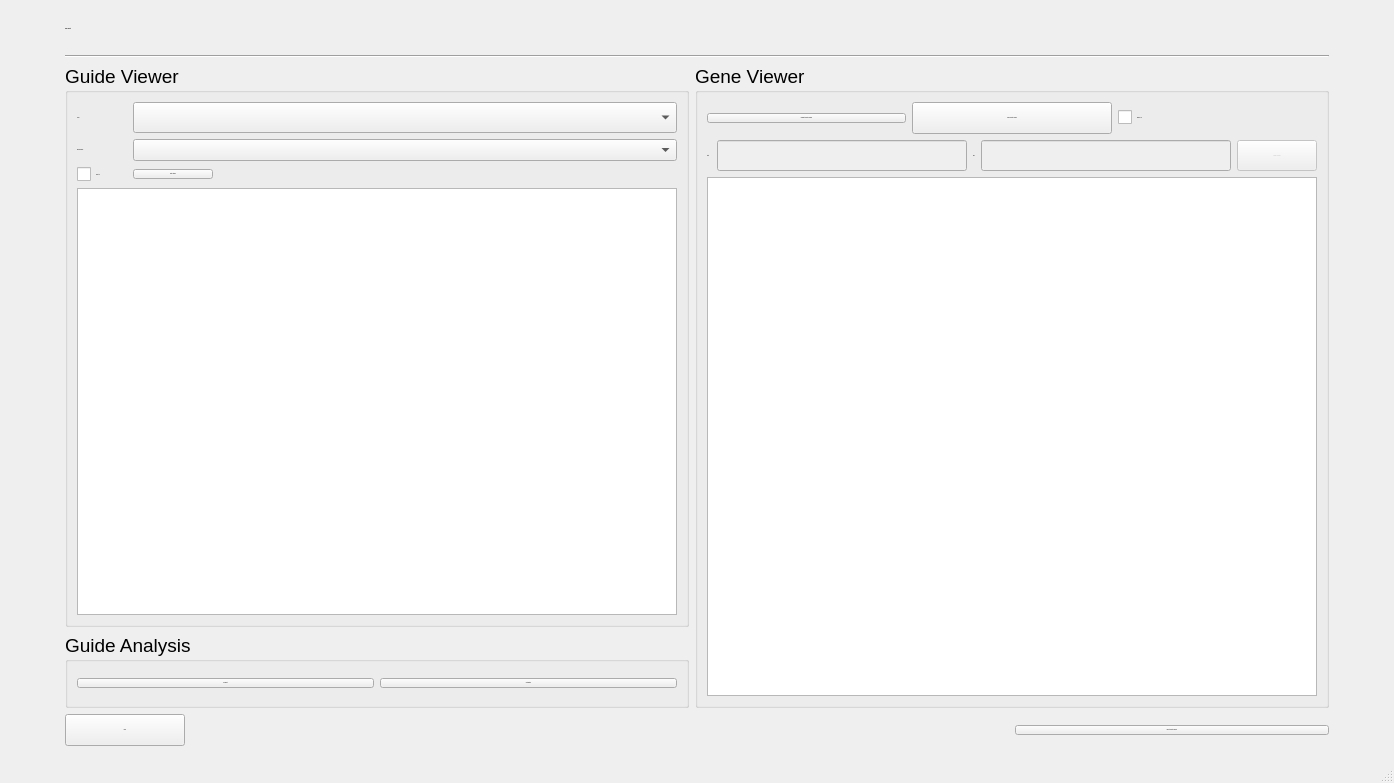
Qt form resultsWindow.ui (TrinhLab/CASPERapp) before a commit.
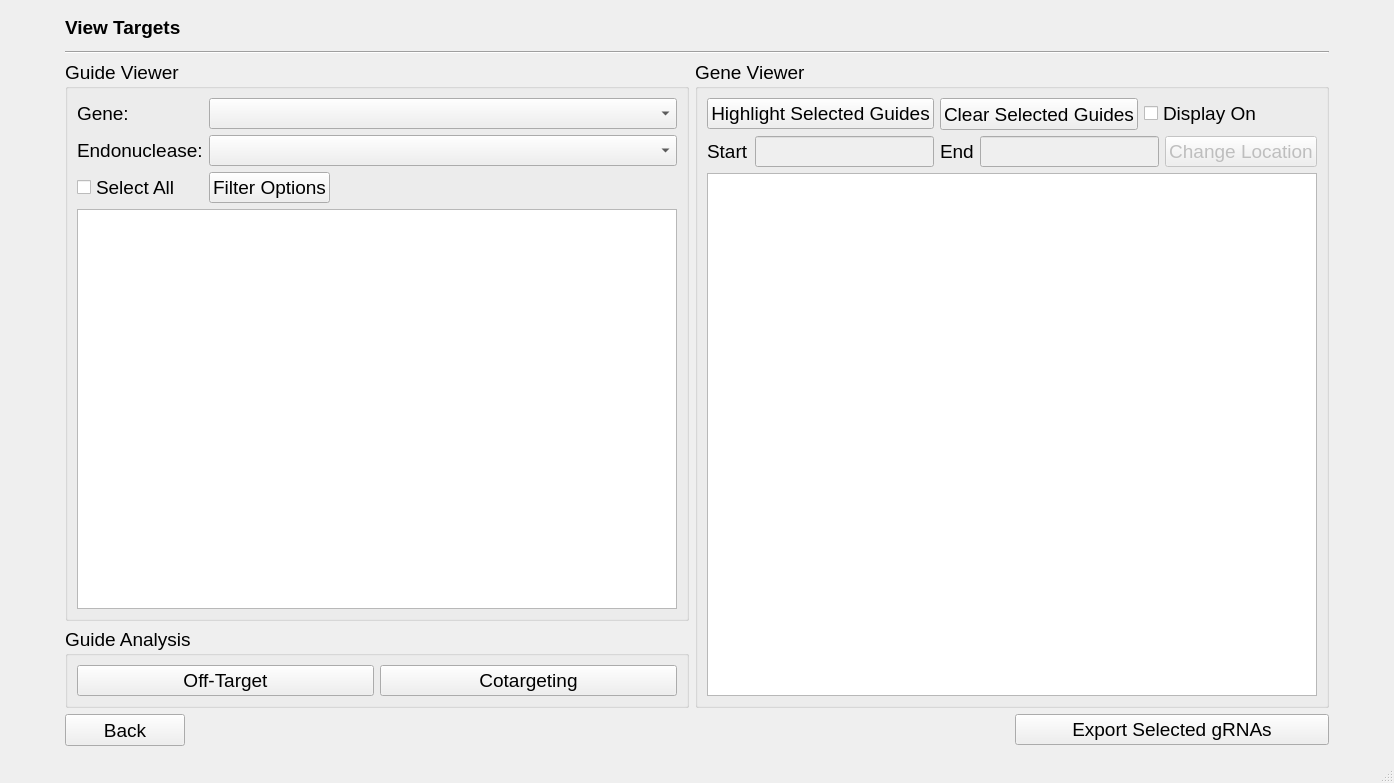
The same form after that commit.

Patch:
```diff
--- a/resultsWindow.ui
+++ b/resultsWindow.ui
@@ -41,7 +41,6 @@
       <property name="font">
        <font>
         <family>Arial</family>
-        <pointsize>-1</pointsize>
         <weight>50</weight>
         <italic>false</italic>
         <bold>false</bold>
@@ -82,7 +81,6 @@
          <property name="font">
           <font>
            <family>Arial</family>
-           <pointsize>-1</pointsize>
            <weight>50</weight>
            <italic>false</italic>
            <bold>false</bold>
@@ -101,7 +99,6 @@
          <property name="font">
           <font>
            <family>Arial</family>
-           <pointsize>-1</pointsize>
            <weight>50</weight>
            <italic>false</italic>
            <bold>false</bold>
@@ -144,7 +141,6 @@
          <property name="font">
           <font>
            <family>Arial</family>
-           <pointsize>-1</pointsize>
            <weight>50</weight>
            <italic>false</italic>
            <bold>false</bold>
@@ -175,7 +171,6 @@
          <property name="font">
           <font>
            <family>Arial</family>
-           <pointsize>-1</pointsize>
            <weight>50</weight>
            <italic>false</italic>
            <bold>false</bold>
@@ -194,7 +189,6 @@
          <property name="font">
           <font>
            <family>Arial</family>
-           <pointsize>-1</pointsize>
            <weight>50</weight>
            <italic>false</italic>
            <bold>false</bold>
@@ -210,7 +204,6 @@
          <property name="font">
           <font>
            <family>Arial</family>
-           <pointsize>-1</pointsize>
            <weight>50</weight>
            <italic>false</italic>
            <bold>false</bold>
@@ -235,7 +228,6 @@
          <property name="font">
           <font>
            <family>Arial</family>
-           <pointsize>-1</pointsize>
            <weight>50</weight>
            <italic>false</italic>
            <bold>false</bold>
@@ -266,7 +258,6 @@
          <property name="font">
           <font>
            <family>Arial</family>
-           <pointsize>-1</pointsize>
            <weight>50</weight>
            <italic>false</italic>
            <bold>false</bold>
@@ -352,7 +343,6 @@
            <property name="font">
             <font>
              <family>Arial</family>
-             <pointsize>-1</pointsize>
              <weight>50</weight>
              <italic>false</italic>
              <bold>false</bold>
@@ -387,7 +377,6 @@
            <property name="font">
             <font>
              <family>Arial</family>
-             <pointsize>-1</pointsize>
              <weight>50</weight>
              <italic>false</italic>
              <bold>false</bold>
@@ -437,7 +426,6 @@
            <property name="font">
             <font>
              <family>Arial</family>
-             <pointsize>-1</pointsize>
              <weight>50</weight>
              <italic>false</italic>
              <bold>false</bold>
@@ -470,7 +458,6 @@
          <property name="font">
           <font>
            <family>Arial</family>
-           <pointsize>-1</pointsize>
            <weight>50</weight>
            <italic>false</italic>
            <bold>false</bold>
@@ -495,7 +482,6 @@
          <property name="font">
           <font>
            <family>Arial</family>
-           <pointsize>-1</pointsize>
            <weight>50</weight>
            <italic>false</italic>
            <bold>false</bold>
@@ -529,7 +515,6 @@
          <property name="font">
           <font>
            <family>Arial</family>
-           <pointsize>-1</pointsize>
            <weight>50</weight>
            <italic>false</italic>
            <bold>false</bold>
@@ -566,7 +551,6 @@
       <property name="font">
        <font>
         <family>Arial</family>
-        <pointsize>-1</pointsize>
         <weight>75</weight>
         <italic>false</italic>
         <bold>true</bold>
@@ -606,7 +590,6 @@
       <property name="font">
        <font>
         <family>Arial</family>
-        <pointsize>-1</pointsize>
         <weight>50</weight>
         <italic>false</italic>
         <bold>false</bold>
```
Left out of the diff: 10 changed lines with no effect on the pictures.
